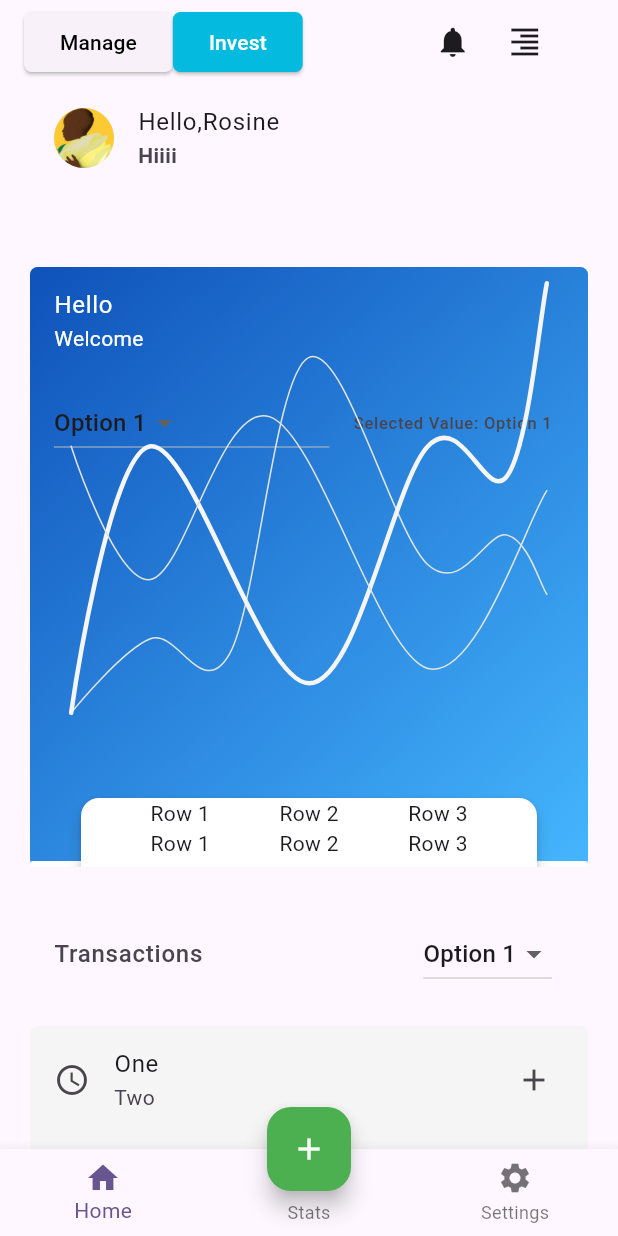
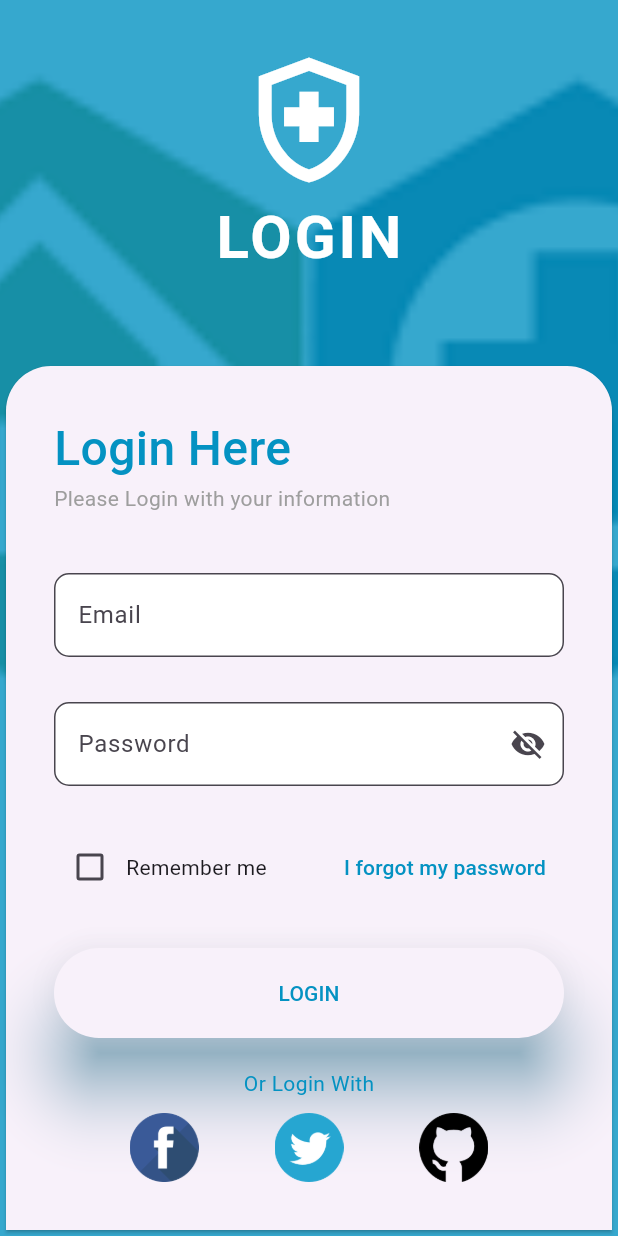
Before and after one commit to rosinekaranganwa/health-hub, a Flutter app: the screen it shows after launch, on a phone screen of 412 x 824 dp. Run offline on Flutter 3.47's test engine with Material 2 defaults, Android fonts, the light colour scheme and no system bars; drawn by our look-alikes of fl_chart.

Commit message:
login screen

```diff
--- a/lib/main.dart
+++ b/lib/main.dart
@@ -1,5 +1,5 @@
 import 'package:flutter/material.dart';
-import 'package:health_hub/screen/home.dart';
+import 'package:health_hub/screen/authentication/login.dart';
 
 void main() {
   runApp(const MyApp());
@@ -18,7 +18,7 @@ class MyApp extends StatelessWidget {
         colorScheme: ColorScheme.fromSeed(seedColor: Colors.deepPurple),
         useMaterial3: true,
       ),
-      home:  Home()
+      home:  Login()
     );
   }
 }
--- /dev/null
+++ b/lib/screen/authentication/login.dart
@@ -0,0 +1,189 @@
+import 'package:flutter/material.dart';
+class Login extends StatefulWidget {
+  const Login({super.key});
+
+  @override
+  State<Login> createState() => _LoginState();
+}
+
+class _LoginState extends State<Login> {
+  late Color myColor;
+  late Size mediaSize;
+  bool _showPassword = false;
+  TextEditingController emailController=TextEditingController();
+  TextEditingController passwordController=TextEditingController();
+  bool rememberUser=false;
+
+  @override
+  Widget build(BuildContext context) {
+    myColor=Theme.of(context).primaryColor;
+    mediaSize=MediaQuery.of(context).size;
+    return Container(
+      decoration: BoxDecoration(
+        color: Color(0xFF0492C2,),
+        image: DecorationImage(
+          image: AssetImage("assets/images/logo.png"),
+          fit: BoxFit.cover,
+          colorFilter: ColorFilter.mode(myColor.withOpacity(0.2), BlendMode.dstATop)
+        )
+      ),
+      child: Scaffold(
+        backgroundColor: Colors.transparent,
+        body: Stack(
+          children: [
+            Positioned(top:30,child: _buildTop(),),
+            Positioned(bottom: 0,child: _buildBottom(),),
+          ],
+        ),
+      ),
+    );
+  }
+  Widget _buildTop(){
+    return SizedBox(
+      width: mediaSize.width,
+      child: Column(
+        mainAxisSize: MainAxisSize.min,
+        children: [
+          Icon(
+            Icons.health_and_safety_outlined,
+            size: 100,
+            color: Colors.white,
+          ),
+          Text("LOGIN",
+            style: TextStyle(
+              color: Colors.white,
+              fontWeight: FontWeight.bold,
+              fontSize: 40,
+              letterSpacing: 2
+            ),)
+        ],
+      ),
+    );
+  }
+  Widget _buildBottom(){
+    return SizedBox(
+      width: mediaSize.width,
+      child: Card(
+        shape: RoundedRectangleBorder(
+          borderRadius: BorderRadius.only(
+            topLeft: Radius.circular(30),
+            topRight: Radius.circular(30)
+          )
+        ),
+        child: Padding(
+          padding: EdgeInsets.all(32.0),
+          child: _buildForm(),
+        ),
+      ),
+    );
+  }
+  Widget _buildForm(){
+    return Column(
+      crossAxisAlignment: CrossAxisAlignment.start,
+      children: [
+        Text("Login Here",
+          style:TextStyle(
+            color: Color(0xFF0492C2,
+            ),
+            fontSize: 32,
+            fontWeight: FontWeight.w500
+          ) ,),
+        Text("Please Login with your information",
+          style: TextStyle(
+            color: Colors.grey
+          ),),
+        SizedBox(height: 40,),
+        TextField(
+          controller: emailController,
+          decoration: InputDecoration(
+            fillColor: Colors.white,
+            filled: true,
+            hintText: 'Email',
+            border: OutlineInputBorder(
+              borderRadius: BorderRadius.circular(10),
+            ),
+          ),
+        ),
+        SizedBox(
+          height: 30,
+        ),
+        TextFormField(
+          controller: passwordController,
+          obscureText: !_showPassword,
+          decoration: InputDecoration(
+            fillColor: Colors.white,
+            filled: true,
+            hintText: 'Password',
+            border: OutlineInputBorder(
+              borderRadius: BorderRadius.circular(10),
+            ),
+            suffixIcon: IconButton(
+              icon: Icon(
+                _showPassword ? Icons.visibility : Icons.visibility_off,
+              ),
+              onPressed: () {
+                setState(() {
+                  _showPassword = !_showPassword;
+                });
+              },
+            ),
+          ),
+        ),
+        SizedBox(height: 30,),
+        Row(
+          mainAxisAlignment: MainAxisAlignment.spaceBetween,
+          children: [
+            Row(
+              children: [
+                Checkbox(
+                    value: rememberUser,
+                    onChanged: (value){
+                      setState(() {
+                        rememberUser=value!;
+                      });
+                    }),
+                Text("Remember me"),
+              ],
+            ),
+            TextButton(
+                onPressed: (){},
+                child: Text("I forgot my password",
+                  style: TextStyle(
+                    color: Color(0xFF0492C2)
+                  ),))
+          ],
+        ),
+        SizedBox(height: 30,),
+        ElevatedButton(
+            onPressed: (){
+              debugPrint("Email : ${emailController.text}");
+              debugPrint("Password : ${passwordController.text}");
+            },
+            style: ElevatedButton.styleFrom(
+              shape: StadiumBorder(),
+              elevation: 20,
+              shadowColor: Color(0xFF0492C2),
+              minimumSize: Size.fromHeight(60),
+            ),
+          child: Text("LOGIN",
+            style: TextStyle(color: Color(0xFF0492C2)),),
+        ),
+        SizedBox(height: 20,),
+        Column(
+          children: [
+            Text('Or Login With',style: TextStyle(color: Color(0xFF0492C2)),),
+            SizedBox(height: 10,),
+            Row(
+              mainAxisAlignment: MainAxisAlignment.spaceEvenly,
+              children: [
+                Tab(icon: Image.asset("assets/images/facebook.png"),),
+                Tab(icon: Image.asset("assets/images/twitter.png"),),
+                Tab(icon: Image.asset("assets/images/github.png"),)
+              ],
+            )
+          ],
+        ),
+      ],
+    );
+  }
+}
```
Also changed, not shown: assets/images/bg.png (added), assets/images/facebook.png (added), assets/images/github.png (added), assets/images/logo.png (added), assets/images/twitter.png (added).
